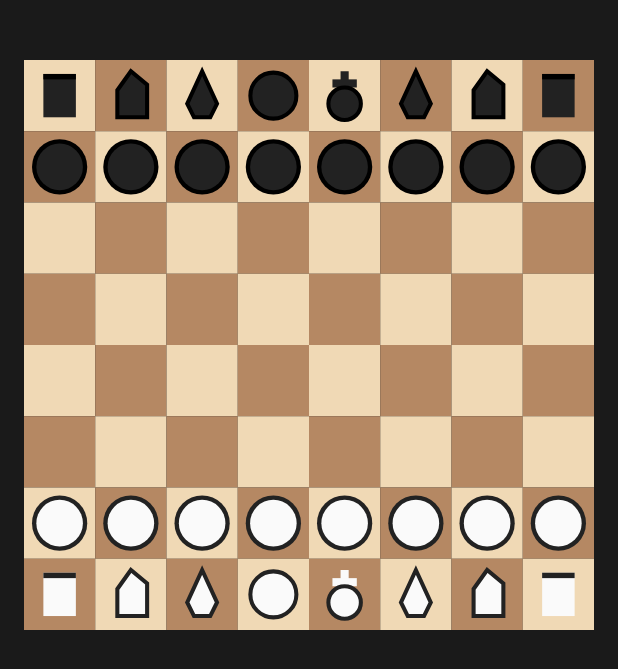
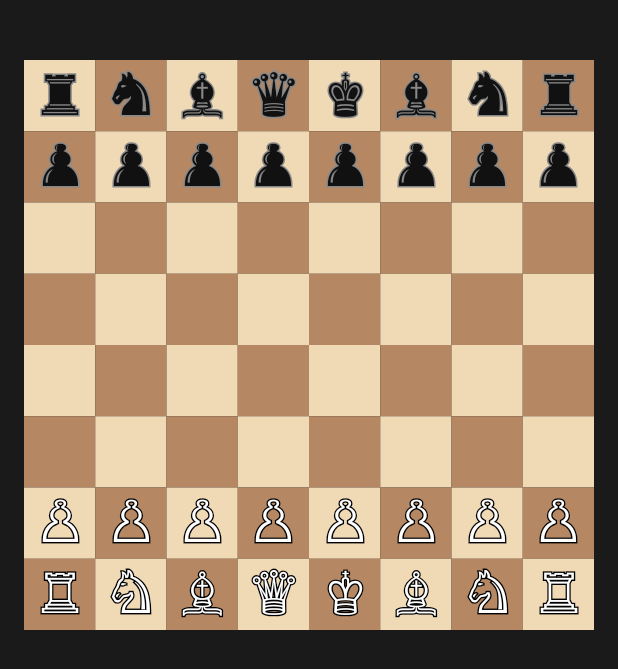
Before and after one commit to RexzyOfficial/chess-human, an Android app built with Jetpack Compose: the screen it shows after launch (MainActivity), on a phone screen of 412 x 824 dp. Shown: the top 669 px of the screen. Run offline under Robolectric (Android 15) with nearby library versions, the phone set to English and light mode, and no system bars.

Commit message:
ui: bidak unicode dengan outline + fill solid

```diff
--- a/app/src/main/kotlin/com/rexzy/chesshuman/MainActivity.kt
+++ b/app/src/main/kotlin/com/rexzy/chesshuman/MainActivity.kt
@@ -1,5 +1,7 @@
 package com.rexzy.chesshuman
 
+import android.graphics.Paint
+import android.graphics.Typeface
 import android.os.Bundle
 import androidx.activity.ComponentActivity
 import androidx.activity.compose.setContent
@@ -14,8 +16,9 @@ import androidx.compose.ui.Modifier
 import androidx.compose.ui.geometry.Offset
 import androidx.compose.ui.geometry.Size
 import androidx.compose.ui.graphics.Color
-import androidx.compose.ui.graphics.Path
-import androidx.compose.ui.graphics.drawscope.DrawScope
+import androidx.compose.ui.graphics.drawscope.drawIntoCanvas
+import androidx.compose.ui.graphics.nativeCanvas
+import androidx.compose.ui.graphics.toArgb
 import androidx.compose.ui.unit.dp
 
 class MainActivity : ComponentActivity() {
@@ -38,6 +41,13 @@ class MainActivity : ComponentActivity() {
 }
 
 const val START_FEN = "rnbqkbnr/pppppppp/8/8/8/8/PPPPPPPP/RNBQKBNR"
+
+val PIECE_TO_CHAR = mapOf(
+    'r' to "\u265C", 'n' to "\u265E", 'b' to "\u265D",
+    'q' to "\u265B", 'k' to "\u265A", 'p' to "\u265F",
+    'R' to "\u2656", 'N' to "\u2658", 'B' to "\u2657",
+    'Q' to "\u2655", 'K' to "\u2654", 'P' to "\u2659"
+)
 
 fun fenToBoard(fen: String): Array<CharArray> {
     val board = Array(8) { CharArray(8) { ' ' } }
@@ -65,6 +75,12 @@ fun ChessBoardStatic(fen: String) {
             .background(Color.Transparent)
     ) {
         val cell = size.width / 8f
+        val paint = Paint().apply {
+            textSize = cell * 0.78f
+            textAlign = Paint.Align.CENTER
+            typeface = Typeface.DEFAULT
+            isAntiAlias = true
+        }
 
         for (r in 0..7) {
             for (c in 0..7) {
@@ -81,80 +97,33 @@ fun ChessBoardStatic(fen: String) {
             for (c in 0..7) {
                 val piece = board[r][c]
                 if (piece != ' ') {
-                    drawPiece(
-                        piece = piece,
-                        center = Offset(c * cell + cell / 2f, r * cell + cell / 2f),
-                        radius = cell * 0.38f
-                    )
+                    val glyph = PIECE_TO_CHAR[piece] ?: continue
+                    val isWhite = piece.isUpperCase()
+
+                    // Outline (stroke) supaya bentuk selalu terbaca, baik di kotak terang maupun gelap
+                    paint.style = Paint.Style.STROKE
+                    paint.strokeWidth = cell * 0.04f
+                    paint.color = if (isWhite) 0xFF000000.toInt() else 0xFF888888.toInt()
+
+                    drawIntoCanvas { canvas ->
+                        val native = canvas.nativeCanvas
+                        val x = c * cell + cell / 2f
+                        val y = r * cell + cell / 2f - (paint.ascent() + paint.descent()) / 2f
+                        native.drawText(glyph, x, y, paint)
+                    }
+
+                    // Fill solid di atas outline
+                    paint.style = Paint.Style.FILL
+                    paint.color = if (isWhite) 0xFFFFFFFF.toInt() else 0xFF111111.toInt()
+
+                    drawIntoCanvas { canvas ->
+                        val native = canvas.nativeCanvas
+                        val x = c * cell + cell / 2f
+                        val y = r * cell + cell / 2f - (paint.ascent() + paint.descent()) / 2f
+                        native.drawText(glyph, x, y, paint)
+                    }
                 }
             }
         }
     }
 }
-
-fun DrawScope.drawPiece(piece: Char, center: Offset, radius: Float) {
-    val isWhite = piece.isUpperCase()
-    val fill = if (isWhite) Color(0xFFFAFAFA) else Color(0xFF222222)
-    val outline = if (isWhite) Color(0xFF222222) else Color(0xFF000000)
-
-    when (piece.lowercaseChar()) {
-        'p' -> {
-            drawCircle(outline, radius * 1.02f, center)
-            drawCircle(fill, radius * 0.86f, center)
-        }
-        'r' -> {
-            drawRect(
-                color = fill,
-                topLeft = Offset(center.x - radius * 0.6f, center.y - radius * 0.8f),
-                size = Size(radius * 1.2f, radius * 1.6f)
-            )
-            drawRect(
-                color = outline,
-                topLeft = Offset(center.x - radius * 0.6f, center.y - radius * 0.8f),
-                size = Size(radius * 1.2f, radius * 0.2f)
-            )
-        }
-        'n' -> {
-            val path = Path().apply {
-                moveTo(center.x - radius * 0.5f, center.y + radius * 0.8f)
-                lineTo(center.x - radius * 0.5f, center.y - radius * 0.2f)
-                lineTo(center.x, center.y - radius * 0.9f)
-                lineTo(center.x + radius * 0.6f, center.y - radius * 0.4f)
-                lineTo(center.x + radius * 0.6f, center.y + radius * 0.8f)
-                close()
-            }
-            drawPath(path, fill)
-            drawPath(path, outline, style = androidx.compose.ui.graphics.drawscope.Stroke(width = radius * 0.15f))
-        }
-        'b' -> {
-            val path = Path().apply {
-                moveTo(center.x, center.y - radius * 0.9f)
-                lineTo(center.x + radius * 0.55f, center.y + radius * 0.3f)
-                lineTo(center.x + radius * 0.3f, center.y + radius * 0.8f)
-                lineTo(center.x - radius * 0.3f, center.y + radius * 0.8f)
-                lineTo(center.x - radius * 0.55f, center.y + radius * 0.3f)
-                close()
-            }
-            drawPath(path, fill)
-            drawPath(path, outline, style = androidx.compose.ui.graphics.drawscope.Stroke(width = radius * 0.15f))
-        }
-        'q' -> {
-            drawCircle(fill, radius * 0.85f, center)
-            drawCircle(outline, radius * 0.85f, center, style = androidx.compose.ui.graphics.drawscope.Stroke(width = radius * 0.15f))
-        }
-        'k' -> {
-            drawRect(
-                color = fill,
-                topLeft = Offset(center.x - radius * 0.15f, center.y - radius * 0.9f),
-                size = Size(radius * 0.3f, radius * 0.9f)
-            )
-            drawRect(
-                color = fill,
-                topLeft = Offset(center.x - radius * 0.45f, center.y - radius * 0.6f),
-                size = Size(radius * 0.9f, radius * 0.3f)
-            )
-            drawCircle(fill, radius * 0.6f, Offset(center.x, center.y + radius * 0.3f))
-            drawCircle(outline, radius * 0.6f, Offset(center.x, center.y + radius * 0.3f), style = androidx.compose.ui.graphics.drawscope.Stroke(width = radius * 0.15f))
-        }
-    }
-}
```
